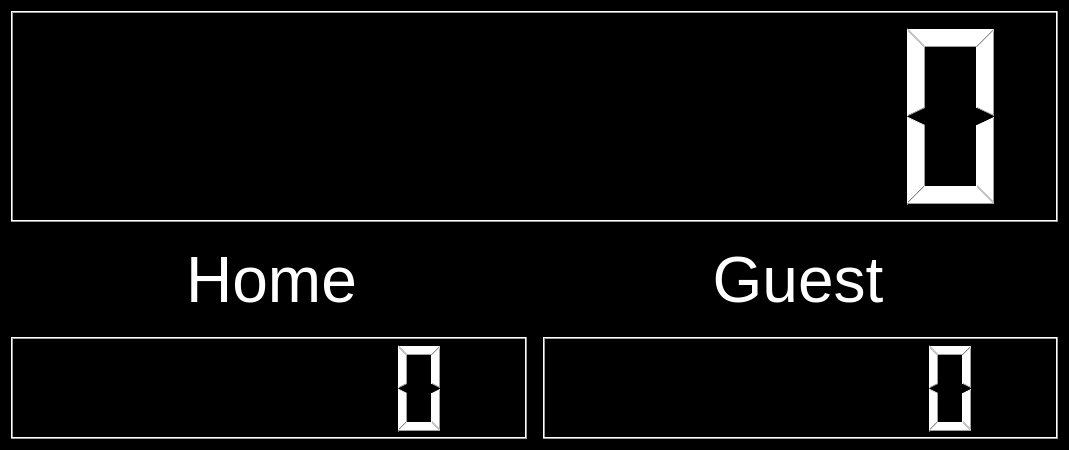
This is scoreboard.ui in scherfan/WLG_Scoreboard as Qt 5 draws it before an edit. The edited form follows.
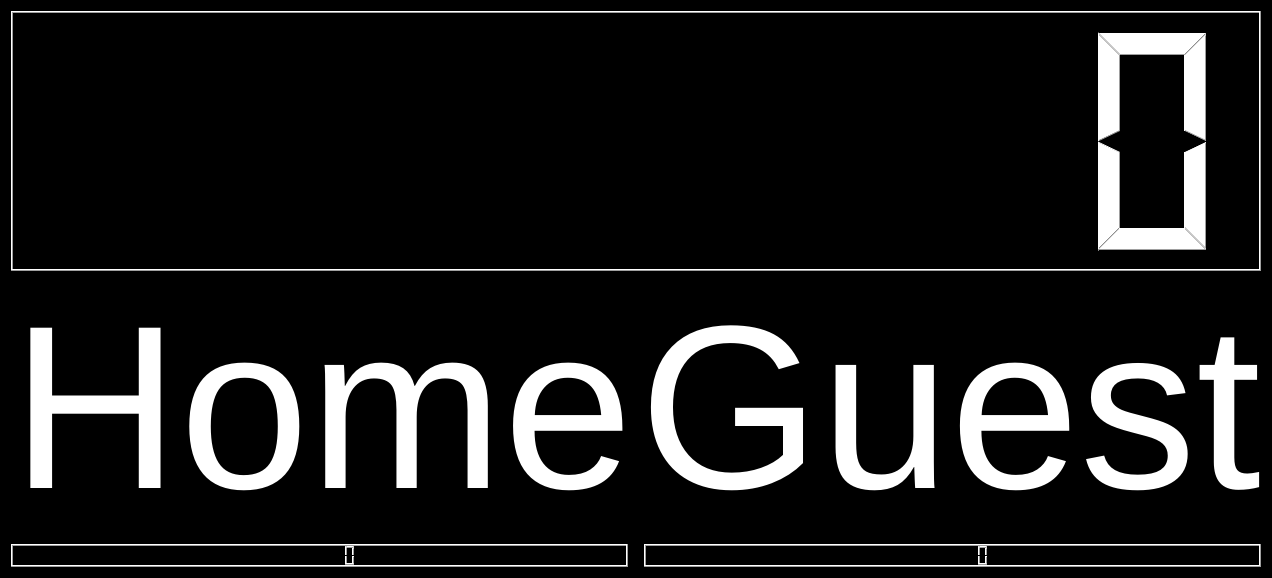
This is the edited form.

Commit message: Made the team names font bigger.

```diff
--- a/scoreboard.ui
+++ b/scoreboard.ui
@@ -9,8 +9,8 @@
    <rect>
     <x>0</x>
     <y>0</y>
-    <width>1069</width>
-    <height>450</height>
+    <width>1271</width>
+    <height>578</height>
    </rect>
   </property>
   <property name="palette">
@@ -161,7 +161,7 @@
         <widget class="QLabel" name="home_label">
          <property name="font">
           <font>
-           <pointsize>48</pointsize>
+           <pointsize>175</pointsize>
           </font>
          </property>
          <property name="text">
@@ -179,7 +179,7 @@
         <widget class="QLabel" name="away_label">
          <property name="font">
           <font>
-           <pointsize>48</pointsize>
+           <pointsize>175</pointsize>
           </font>
          </property>
          <property name="text">
```
